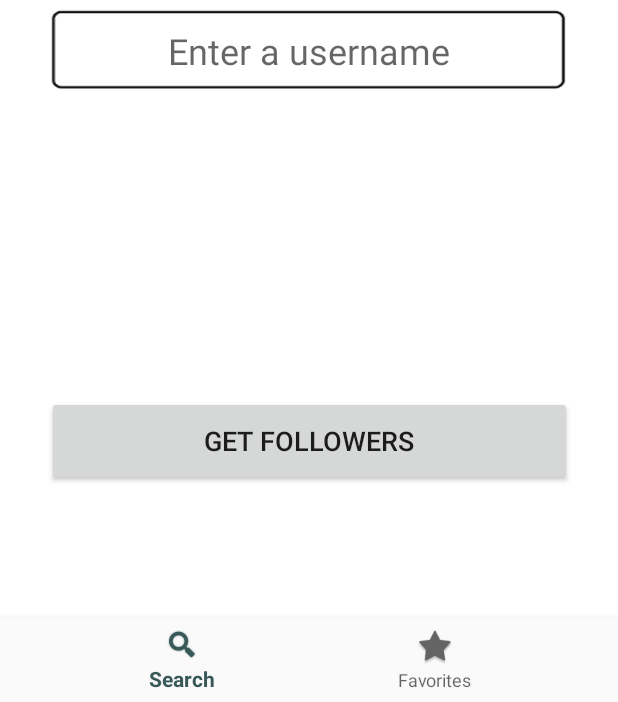
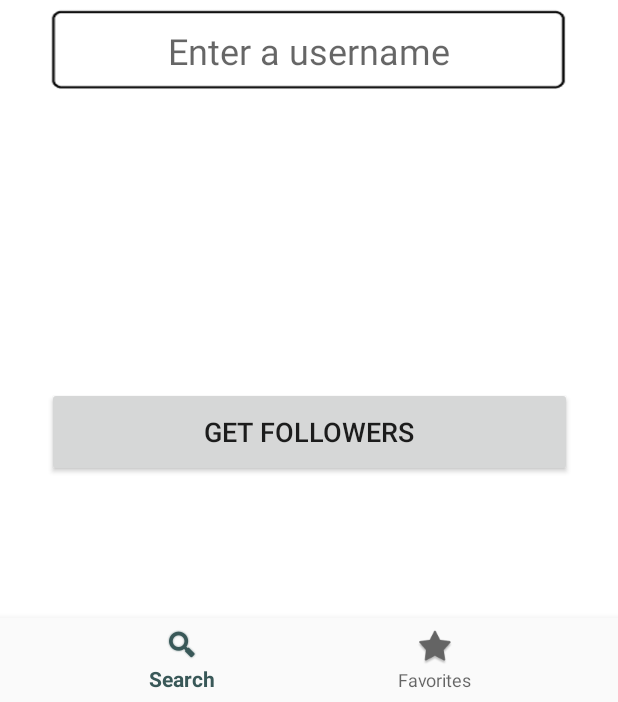
Before and after one commit to immortalape/GitHubFollowers, an Android app: the screen it shows after launch (MainActivity), after a tap on "GET FOLLOWERS", on a phone screen of 412 x 824 dp, the part 534-1236 px from its top. Run offline under Robolectric (Android 15) with nearby library versions, the phone set to English and light mode, and no system bars; our stand-ins replace Picasso, navigation-ui; pictures from the network do not load.

```diff
--- a/app/src/main/java/com/example/githubfollowers/model/Followers.kt
+++ b/app/src/main/java/com/example/githubfollowers/model/Followers.kt
@@ -3,4 +3,8 @@ package com.example.githubfollowers.model
 data class Followers (
     val login : String,
     val avatar_url: String
-)
+) {
+    operator fun get(adapterPosition: Int): Followers {
+        return get(adapterPosition)
+    }
+}
--- a/app/src/main/java/com/example/githubfollowers/ui/SharedViewModel.kt
+++ b/app/src/main/java/com/example/githubfollowers/ui/SharedViewModel.kt
@@ -5,6 +5,7 @@ import androidx.lifecycle.MutableLiveData
 import androidx.lifecycle.ViewModel
 import com.example.githubfollowers.api.Repository
 import com.example.githubfollowers.model.Followers
+import com.example.githubfollowers.model.User
 
 class SharedViewModel : ViewModel() {
 
@@ -19,4 +20,8 @@ class SharedViewModel : ViewModel() {
     fun getFollowersData(user : String): LiveData<List<Followers>> {
         return repository.getFollowersData(user)
     }
+
+    fun getUserData(user: String) : LiveData<List<User>>{
+        return repository.getUserData(user)
+    }
 }
--- a/app/src/main/java/com/example/githubfollowers/ui/searchResults/SearchResultsFragment.kt
+++ b/app/src/main/java/com/example/githubfollowers/ui/searchResults/SearchResultsFragment.kt
@@ -11,14 +11,15 @@ import androidx.lifecycle.ViewModelProviders
 import androidx.recyclerview.widget.GridLayoutManager
 import com.example.githubfollowers.R
 import com.example.githubfollowers.model.Followers
+import com.example.githubfollowers.model.User
 import com.example.githubfollowers.ui.SharedViewModel
 import kotlinx.android.synthetic.main.fragment_search_results.*
 
 
-class SearchResultsFragment : Fragment() {
+class SearchResultsFragment : Fragment(), SearchResultsFragmentAdapter.ItemClicked {
 
     private lateinit var sharedViewModel: SharedViewModel
-    private var adapter = SearchResultsFragmentAdapter(this, mutableListOf())
+    private var adapter = SearchResultsFragmentAdapter(this, mutableListOf(), this)
 
 
 
@@ -39,16 +40,28 @@ class SearchResultsFragment : Fragment() {
         homeScreenRecyclerView.adapter = adapter
 
 
-        sharedViewModel.getFollowersData(sharedViewModel.userName).observe(viewLifecycleOwner, Observer<List<Followers>> { response ->
+        sharedViewModel.getFollowersData(sharedViewModel.userName).observe(viewLifecycleOwner, Observer<List<Followers>>
+        { response ->
             if(response!=null){
                 adapter.updateFollowersList(response)
                 Toast.makeText(context, "Successfully retrieved data!", Toast.LENGTH_SHORT).show()
-                println("$response")
+//                println("$response")
             }else{
                 Toast.makeText(context, "Error!", Toast.LENGTH_SHORT).show()
             }
         }
         )
+    }
 
+    override fun onItemClicked(followers: Followers) {
+        Toast.makeText(context, followers.login, Toast.LENGTH_SHORT).show()
+        sharedViewModel.getUserData(followers.login).observe(viewLifecycleOwner, Observer<List<User>>
+        { response ->
+            if (response!=null) {
+                println(response)
+            }else {
+                Toast.makeText(context, "Error!", Toast.LENGTH_SHORT).show()
+            }
+        })
     }
 }
--- a/app/src/main/java/com/example/githubfollowers/ui/searchResults/SearchResultsFragmentAdapter.kt
+++ b/app/src/main/java/com/example/githubfollowers/ui/searchResults/SearchResultsFragmentAdapter.kt
@@ -11,17 +11,24 @@ import com.example.githubfollowers.model.Followers
 import com.squareup.picasso.Picasso
 
 
-class SearchResultsFragmentAdapter(val context: SearchResultsFragment, private val followers: MutableList<Followers>) : RecyclerView.Adapter<SearchResultsFragmentAdapter.ViewHolder>() {
+class SearchResultsFragmentAdapter(
+    val context: SearchResultsFragment,
+    private val followers: MutableList<Followers>,
+    val itemClickListener : ItemClicked
+) : RecyclerView.Adapter<SearchResultsFragmentAdapter.ViewHolder>() {
+
 
     override fun onCreateViewHolder(parent: ViewGroup, viewType: Int): ViewHolder {
-        val view = LayoutInflater.from(parent.context).inflate(R.layout.followers_list, parent, false)
-        return ViewHolder(view)
+        return ViewHolder (LayoutInflater.from(parent.context).inflate(R.layout.followers_list, parent, false))
     }
 
     override fun getItemCount() = followers.size
 
     override fun onBindViewHolder(holder: ViewHolder, position: Int) {
         holder.bind(followers[position])
+        holder.itemView.setOnClickListener{
+            itemClickListener.onItemClicked(followers[position])
+        }
     }
 
 
@@ -39,8 +46,15 @@ class SearchResultsFragmentAdapter(val context: SearchResultsFragment, private v
         }
     }
 
+
     fun updateFollowersList(followers: List<Followers>){
         this.followers.addAll(followers)
         notifyDataSetChanged()
     }
+
+    interface ItemClicked {
+        fun onItemClicked(followers: Followers)
+    }
+
+
 }
--- a/app/src/main/res/layout/get_followers_fragment.xml
+++ b/app/src/main/res/layout/get_followers_fragment.xml
@@ -37,11 +37,13 @@
         android:id="@+id/get_followers_button"
         android:layout_width="350dp"
         android:layout_height="60dp"
-        android:layout_marginTop="200dp"
+        android:layout_marginBottom="150dp"
         android:text="GET FOLLOWERS"
         android:textSize="18sp"
+        app:layout_constraintBottom_toBottomOf="parent"
         app:layout_constraintEnd_toEndOf="parent"
         app:layout_constraintStart_toStartOf="parent"
-        app:layout_constraintTop_toBottomOf="@+id/search_user_edit_text" />
+        app:layout_constraintTop_toBottomOf="@+id/search_user_edit_text"
+        app:layout_constraintVertical_bias="1.0" />
 
 </androidx.constraintlayout.widget.ConstraintLayout>
```
